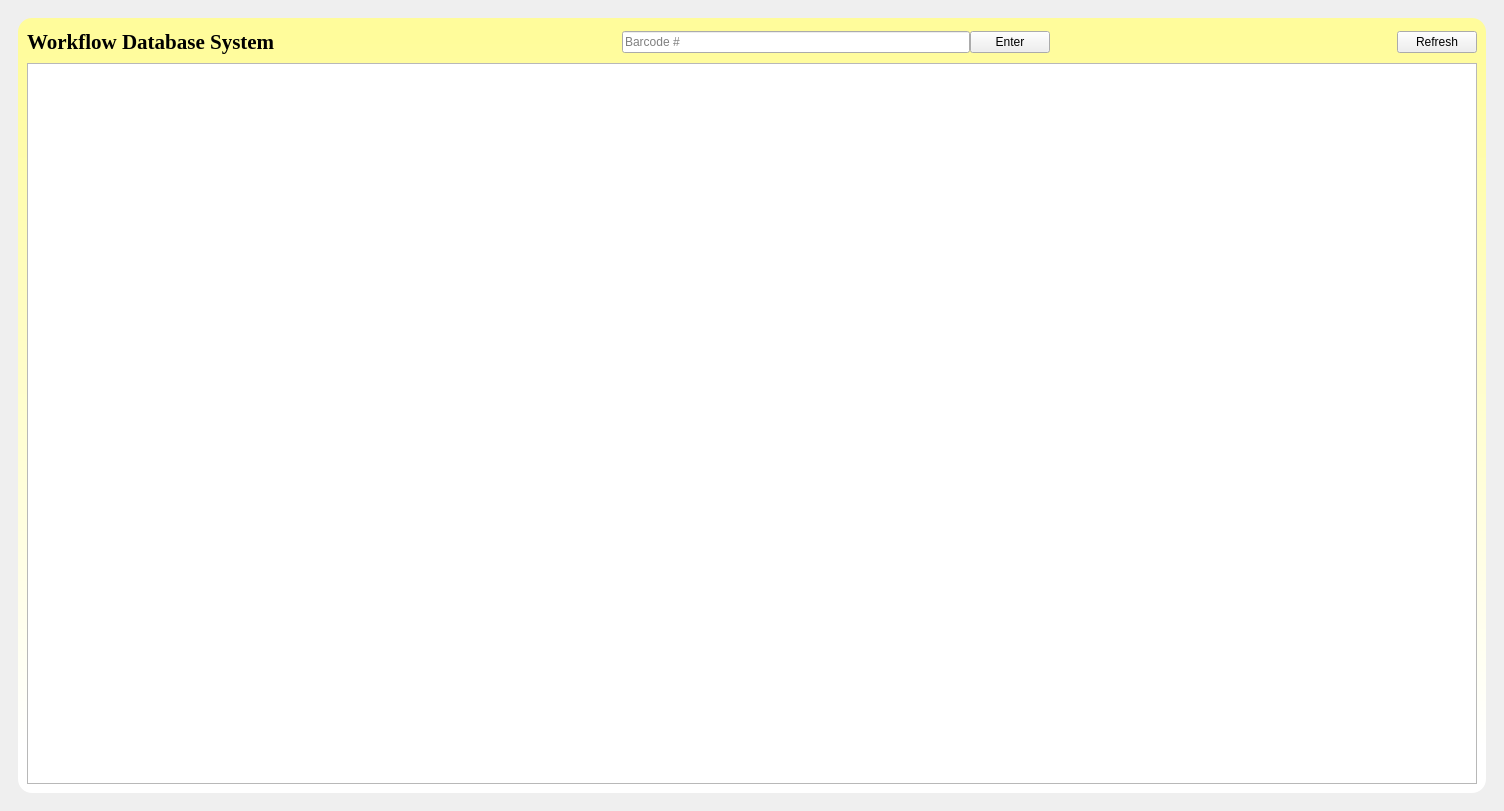
This is UI_design/LoginUI_Design/Admin_Window.ui in ApplyKCL/SNYProject as Qt 5 draws it before an edit. The edited form follows.
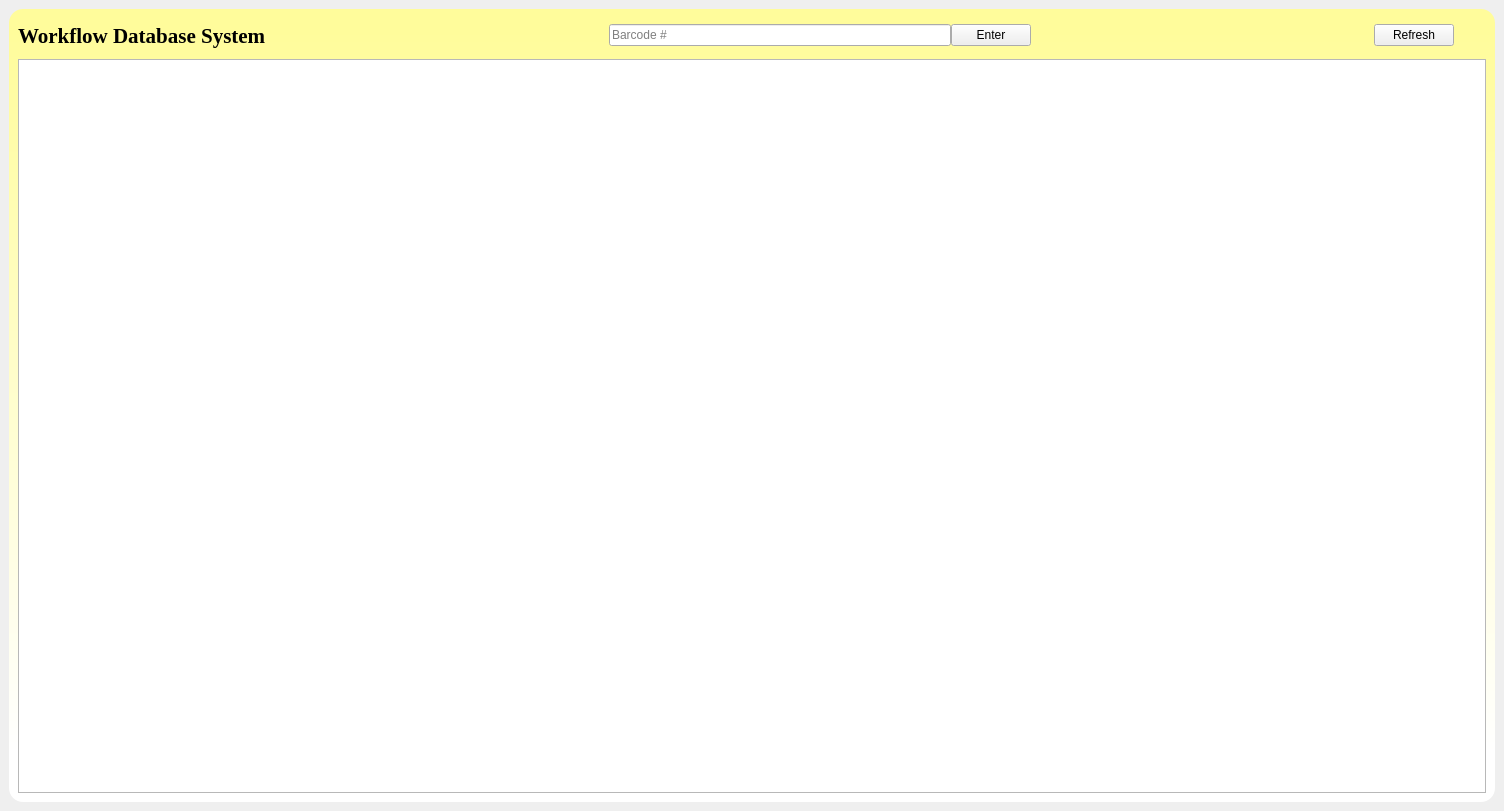
This is the edited form. The open tabs and pages were chosen to show the change. Icons and pictures are not drawn.

Commit message: update close button in admin window

```diff
--- a/UI_design/LoginUI_Design/Admin_Window.ui
+++ b/UI_design/LoginUI_Design/Admin_Window.ui
@@ -41,6 +41,21 @@
 }</string>
        </property>
        <layout class="QVBoxLayout" name="verticalLayout_9">
+        <property name="spacing">
+         <number>0</number>
+        </property>
+        <property name="leftMargin">
+         <number>0</number>
+        </property>
+        <property name="topMargin">
+         <number>0</number>
+        </property>
+        <property name="rightMargin">
+         <number>0</number>
+        </property>
+        <property name="bottomMargin">
+         <number>0</number>
+        </property>
         <item>
          <widget class="QWidget" name="widget" native="true">
           <property name="minimumSize">
@@ -119,6 +134,29 @@
                  </property>
                 </widget>
                </item>
+               <item>
+                <widget class="QPushButton" name="pushButton_3">
+                 <property name="styleSheet">
+                  <string notr="true">QPushButton{
+	border:none;
+	height: 35px;
+background-image:None;
+border-color:None;
+}
+QPushButton:hover{
+	padding-bottom:5px;
+}
+</string>
+                 </property>
+                 <property name="text">
+                  <string/>
+                 </property>
+                 <property name="icon">
+                  <iconset resource="resource.qrc">
+                   <normaloff>:/icons/icons/close_button.jpg</normaloff>:/icons/icons/close_button.jpg</iconset>
+                 </property>
+                </widget>
+               </item>
               </layout>
              </item>
             </layout>
```
Left out of the diff: 29 changed lines with no effect on the pictures. The commit also changes 3 other files.
